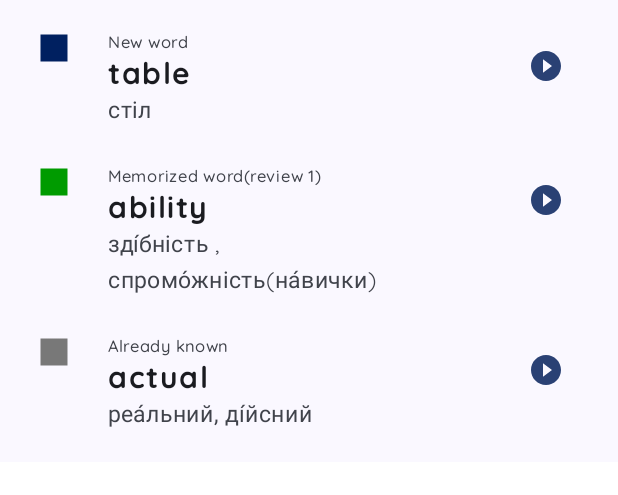
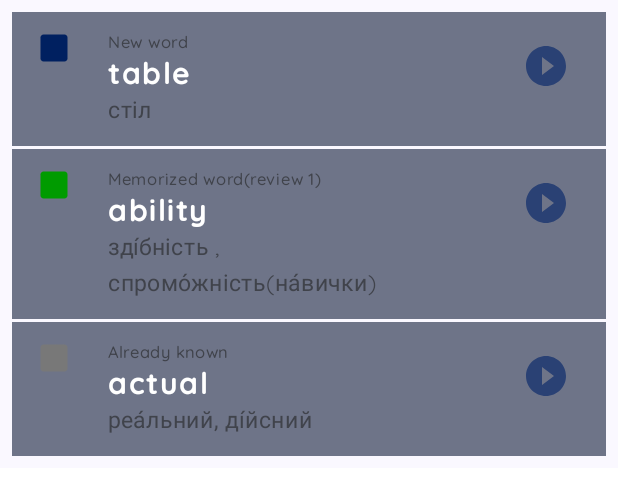
Before and after one commit to ObeyMeee/word-galaxy-application, an Android app built with Jetpack Compose: the @Preview function WordListPreview, on a phone screen of 412 x 824 dp. Shown: the top 495 px of the screen. Run offline under Robolectric (Android 15) with nearby library versions, the phone set to English and light mode, and no system bars; our stand-ins replace Room's generated code.

Commit message:
style change: add space between List items, increase play button's size

```diff
--- a/app/src/main/java/ua/com/andromeda/wordgalaxy/ui/screens/start/vocabulary/categorydetails/CategoryDetailsScreen.kt
+++ b/app/src/main/java/ua/com/andromeda/wordgalaxy/ui/screens/start/vocabulary/categorydetails/CategoryDetailsScreen.kt
@@ -1,20 +1,23 @@
 package ua.com.andromeda.wordgalaxy.ui.screens.start.vocabulary.categorydetails
 
 import android.content.res.Configuration
+import androidx.compose.foundation.layout.Arrangement
 import androidx.compose.foundation.layout.Box
 import androidx.compose.foundation.layout.fillMaxHeight
 import androidx.compose.foundation.layout.padding
+import androidx.compose.foundation.layout.size
 import androidx.compose.foundation.lazy.LazyColumn
 import androidx.compose.foundation.lazy.items
 import androidx.compose.material.icons.Icons
 import androidx.compose.material.icons.filled.ArrowBack
 import androidx.compose.material.icons.filled.Error
 import androidx.compose.material.icons.filled.PlayCircleFilled
-import androidx.compose.material.icons.filled.Square
+import androidx.compose.material.icons.rounded.Square
 import androidx.compose.material3.ExperimentalMaterial3Api
 import androidx.compose.material3.Icon
 import androidx.compose.material3.IconButton
 import androidx.compose.material3.ListItem
+import androidx.compose.material3.ListItemDefaults
 import androidx.compose.material3.MaterialTheme
 import androidx.compose.material3.Scaffold
 import androidx.compose.material3.Surface
@@ -123,7 +126,10 @@ fun WordList(
     modifier: Modifier = Modifier,
 ) {
     val context = LocalContext.current
-    LazyColumn(modifier) {
+    LazyColumn(
+        modifier = modifier,
+        verticalArrangement = Arrangement.spacedBy(dimensionResource(R.dimen.padding_smallest))
+    ) {
         items(items) { (word, phonetics) ->
             val status = word.status
             val amountRepetition = word.amountRepetition ?: 0
@@ -144,7 +150,7 @@ fun WordList(
                 },
                 leadingContent = {
                     Icon(
-                        imageVector = Icons.Filled.Square,
+                        imageVector = Icons.Rounded.Square,
                         contentDescription = label,
                         modifier = Modifier.padding(
                             end = dimensionResource(R.dimen.padding_small)
@@ -166,11 +172,16 @@ fun WordList(
                             Icon(
                                 imageVector = Icons.Default.PlayCircleFilled,
                                 contentDescription = stringResource(R.string.play_pronunciation),
-                                tint = MaterialTheme.colorScheme.primary
+                                tint = MaterialTheme.colorScheme.primary,
+                                modifier = Modifier.size(dimensionResource(R.dimen.icon_size_large))
                             )
                         }
                     }
-                }
+                },
+                colors = ListItemDefaults.colors(
+                    containerColor = MaterialTheme.colorScheme.secondaryContainer,
+                    headlineColor = MaterialTheme.colorScheme.onSecondaryContainer
+                )
             )
         }
     }
```
